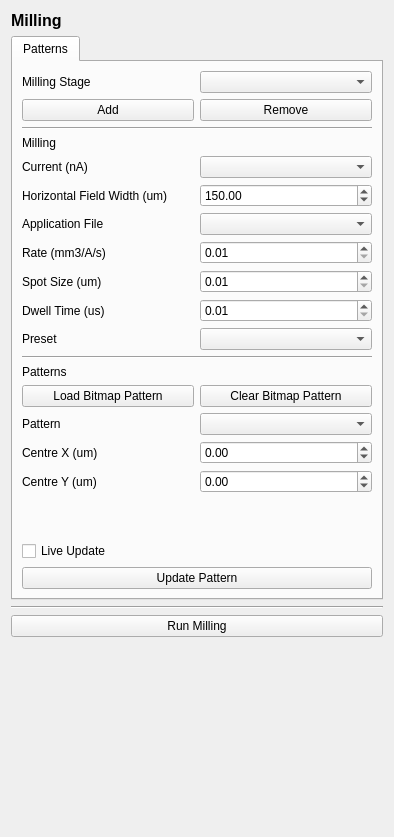
This is fibsem/ui/qtdesigner_files/FibsemMillingWidgetui.ui in DeMarcoLab/fibsem as Qt 5 draws it before an edit. The edited form follows.
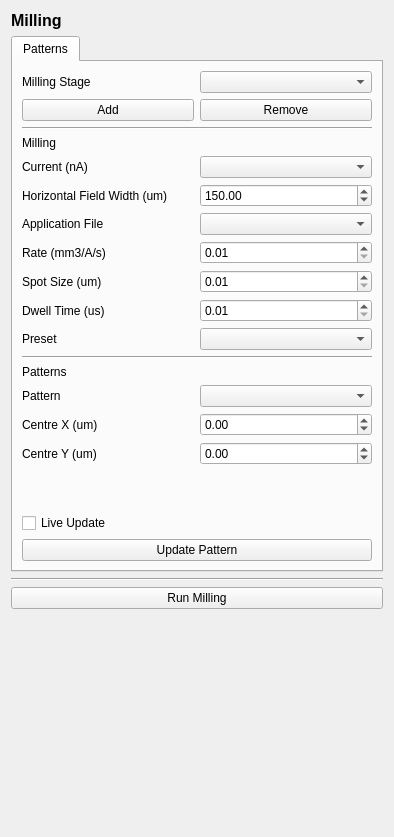
This is the edited form.

Commit message: created bitmap pattern class

```diff
--- a/fibsem/ui/qtdesigner_files/FibsemMillingWidgetui.ui
+++ b/fibsem/ui/qtdesigner_files/FibsemMillingWidgetui.ui
@@ -260,23 +260,6 @@
          </property>
         </widget>
        </item>
-       <item row="14" column="0">
-        <widget class="QPushButton" name="pushButton_2">
-         <property name="text">
-          <string>Load Bitmap Pattern</string>
-         </property>
-        </widget>
-       </item>
-       <item row="14" column="1">
-        <widget class="QPushButton" name="pushButton_3">
-         <property name="text">
-          <string>Clear Bitmap Pattern</string>
-         </property>
-        </widget>
-       </item>
-       <item row="20" column="0" rowspan="2" colspan="2">
-        <layout class="QGridLayout" name="gridLayout_patterns"/>
-       </item>
       </layout>
      </widget>
     </widget>
```
Left out of the diff: 27 changed lines with no effect on the pictures. The commit also changes 6 other files.
